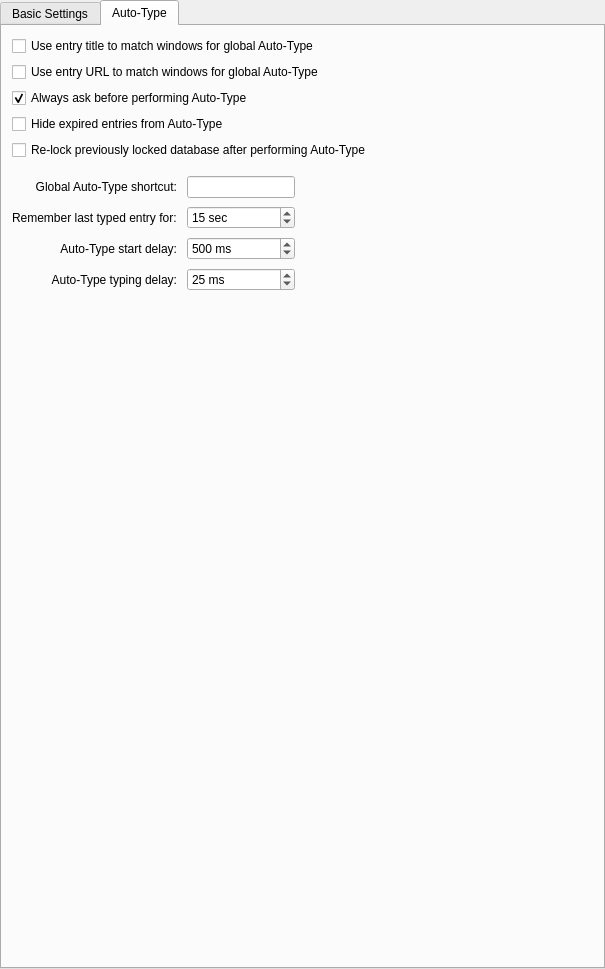
First picture: the form in src/gui/ApplicationSettingsWidgetGeneral.ui, repository juzu-o/keepassxc, before the edit.
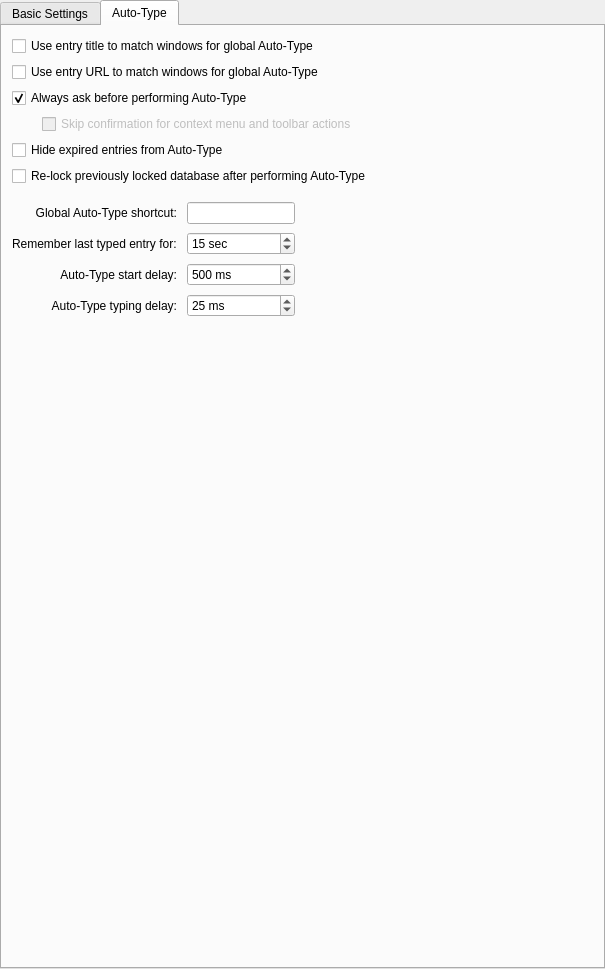
Second picture: the form after the edit. The open tabs and pages were chosen to show the change. Custom widgets are drawn as their Qt base class.

Commit message: Implement granular Auto-Type confirmation settings

What changed in the file:
```diff
--- a/src/gui/ApplicationSettingsWidgetGeneral.ui
+++ b/src/gui/ApplicationSettingsWidgetGeneral.ui
@@ -1202,6 +1202,42 @@
          </property>
         </widget>
        </item>
+       <item>
+        <layout class="QHBoxLayout" name="autoTypeSkipContextMenuLayout">
+         <property name="spacing">
+          <number>0</number>
+         </property>
+         <item>
+          <spacer name="autoTypeSkipContextMenuSpacer">
+           <property name="orientation">
+            <enum>Qt::Horizontal</enum>
+           </property>
+           <property name="sizeType">
+            <enum>QSizePolicy::Fixed</enum>
+           </property>
+           <property name="sizeHint" stdset="0">
+            <size>
+             <width>30</width>
+             <height>20</height>
+            </size>
+           </property>
+          </spacer>
+         </item>
+         <item>
+          <widget class="QCheckBox" name="autoTypeSkipContextMenuConfirmationCheckBox">
+           <property name="enabled">
+            <bool>false</bool>
+           </property>
+           <property name="text">
+            <string>Skip confirmation for context menu and toolbar actions</string>
+           </property>
+           <property name="checked">
+            <bool>false</bool>
+           </property>
+          </widget>
+         </item>
+        </layout>
+       </item>
        <item>
         <widget class="QCheckBox" name="autoTypeHideExpiredEntryCheckBox">
          <property name="text">
```
The commit also changes 5 other files.
